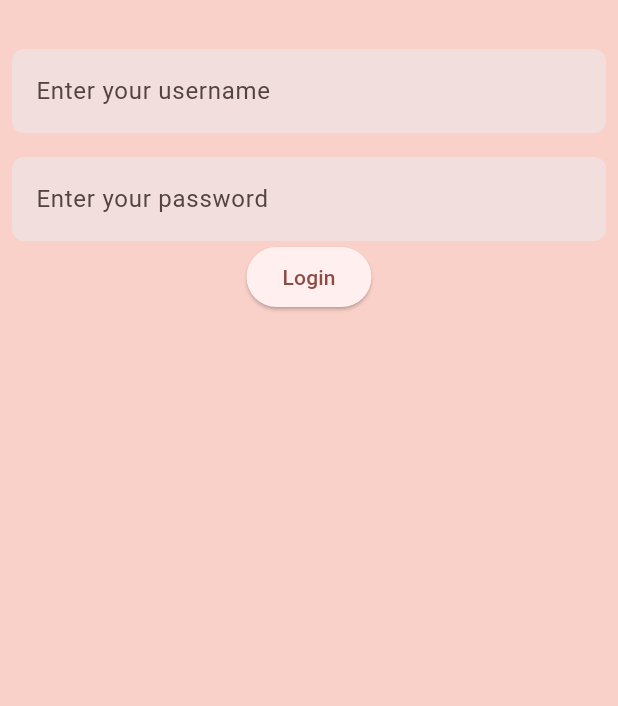
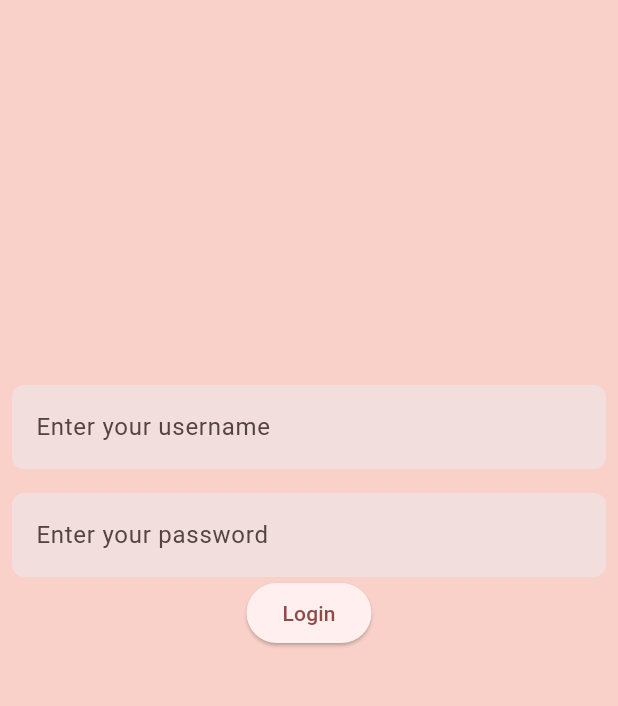
Before and after one commit to Saavy-25/Kubera-Frontend, a Flutter app: the LoginScreen screen opened directly, on a phone screen of 412 x 824 dp, the part 71-777 px from its top. Run offline on Flutter 3.47's test engine with Material 3 defaults, Android fonts, the phone set to English and light mode, and no system bars; our stand-ins replace fl_chart, image_picker; accounts and stored records are empty; generated files the repository leaves out were written again; network calls fail.

Commit message:
centered login

```diff
--- a/flutter_kubera/lib/src/ui/tabs/settings/authentication/login.dart
+++ b/flutter_kubera/lib/src/ui/tabs/settings/authentication/login.dart
@@ -63,7 +63,7 @@ class _LoginScreenState extends State<LoginScreen> {
         padding: const EdgeInsets.all(8.0),
         child: Column(
           children: [
-            const SizedBox(height: 16),
+            const SizedBox(height: 240),
             TextFormField(
               controller: _usernameController,
               //onSubmitted: fetchSearchResults,
```
